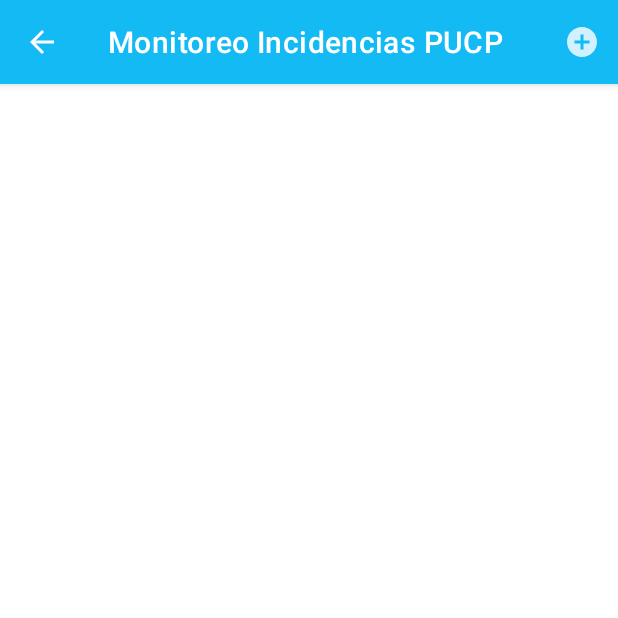
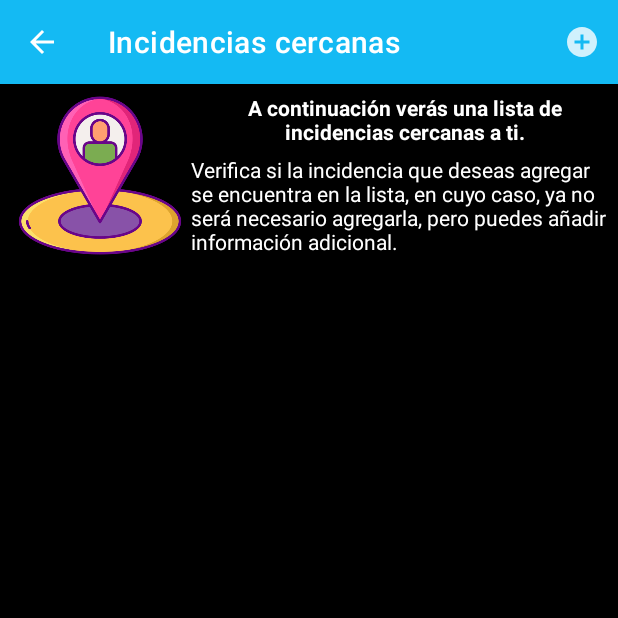
Before and after one commit to eddyrodriguezd/monitoreopucp, an Android app: the IncidenciasListActivity screen opened directly, with no data from a screen before it, on a phone screen of 412 x 824 dp, the top half of it. Run offline under Robolectric (Android 15) with nearby library versions, the phone set to English and light mode, and no system bars; our stand-ins replace Firebase (no records; nobody signed in at launch, a user with empty details on screens opened directly).

Commit message:
info en Incidencias Cercanas

```diff
--- a/app/src/main/java/com/monitoreopucp/IncidenciasListActivity.java
+++ b/app/src/main/java/com/monitoreopucp/IncidenciasListActivity.java
@@ -7,6 +7,7 @@ import androidx.annotation.Nullable;
 import androidx.appcompat.app.AppCompatActivity;
 import androidx.core.app.ActivityCompat;
 import androidx.core.content.ContextCompat;
+import androidx.recyclerview.widget.GridLayoutManager;
 import androidx.recyclerview.widget.LinearLayoutManager;
 import androidx.recyclerview.widget.RecyclerView;
 
@@ -112,6 +113,7 @@ public class IncidenciasListActivity extends AppCompatActivity implements DataLi
     protected void onCreate(Bundle savedInstanceState) {
         super.onCreate(savedInstanceState);
         setContentView(R.layout.activity_incidencias_list);
+        setTitle("Incidencias cercanas");
         currentLocation = new Location("gps");
 
         Intent intent = getIntent();
@@ -142,7 +144,7 @@ public class IncidenciasListActivity extends AppCompatActivity implements DataLi
 
     public void buildRecyclerView() {
         mRecyclerView = findViewById(R.id.recyclerViewIncidenciasList);
-        mRecyclerView.setLayoutManager(new LinearLayoutManager(IncidenciasListActivity.this));
+        mRecyclerView.setLayoutManager(/*new LinearLayoutManager(IncidenciasListActivity.this)*/new GridLayoutManager(this, 2));
         mRecyclerView.setHasFixedSize(true);
         mAdapter = new IncidenciasAdapter(mLista, mImages, IncidenciasListActivity.this);
         mRecyclerView.setAdapter(mAdapter);
--- a/app/src/main/res/layout/activity_incidencias_list.xml
+++ b/app/src/main/res/layout/activity_incidencias_list.xml
@@ -4,18 +4,56 @@
     xmlns:tools="http://schemas.android.com/tools"
     android:layout_width="match_parent"
     android:layout_height="match_parent"
-    tools:context=".IncidenciasListActivity">
+    tools:context=".IncidenciasListActivity"
+    android:background="@color/black">
 
     <androidx.recyclerview.widget.RecyclerView
         android:id="@+id/recyclerViewIncidenciasList"
-        android:layout_width="409dp"
-        android:layout_height="729dp"
-        android:layout_marginStart="1dp"
-        android:layout_marginTop="1dp"
-        android:layout_marginEnd="1dp"
-        android:layout_marginBottom="1dp"
+        android:layout_width="0dp"
+        android:layout_height="0dp"
+        android:layout_marginTop="8dp"
         app:layout_constraintBottom_toBottomOf="parent"
         app:layout_constraintEnd_toEndOf="parent"
+        app:layout_constraintHorizontal_bias="1.0"
         app:layout_constraintStart_toStartOf="parent"
-        app:layout_constraintTop_toTopOf="parent" />
+        app:layout_constraintTop_toBottomOf="@+id/imageViewNear" />
+
+    <ImageView
+        android:id="@+id/imageViewNear"
+        android:layout_width="121dp"
+        android:layout_height="110dp"
+        android:layout_marginStart="6dp"
+        android:layout_marginTop="6dp"
+        app:layout_constraintStart_toStartOf="parent"
+        app:layout_constraintTop_toTopOf="parent"
+        app:srcCompat="@drawable/near"
+        android:contentDescription="near" />
+
+    <TextView
+        android:id="@+id/textViewInfo1"
+        android:layout_width="0dp"
+        android:layout_height="wrap_content"
+        android:layout_marginStart="10dp"
+        android:layout_marginEnd="10dp"
+        android:text="@string/IncidenciasCercanasInfo1"
+        android:textAlignment="center"
+        android:textAppearance="@style/TextAppearance.AppCompat.Small"
+        android:textColor="#FFFFFF"
+        android:textStyle="bold"
+        app:layout_constraintEnd_toEndOf="parent"
+        app:layout_constraintHorizontal_bias="0.25"
+        app:layout_constraintStart_toEndOf="@+id/imageViewNear"
+        app:layout_constraintTop_toTopOf="@+id/imageViewNear" />
+
+    <TextView
+        android:id="@+id/textViewInfo2"
+        android:layout_width="0dp"
+        android:layout_height="wrap_content"
+        android:layout_marginTop="4dp"
+        android:text="@string/IncidenciasCercanasInfo2"
+        android:textColor="#FFFFFF"
+        app:layout_constraintBottom_toBottomOf="@+id/imageViewNear"
+        app:layout_constraintEnd_toEndOf="@+id/recyclerViewIncidenciasList"
+        app:layout_constraintStart_toEndOf="@+id/imageViewNear"
+        app:layout_constraintTop_toBottomOf="@+id/textViewInfo1" />
 </androidx.constraintlayout.widget.ConstraintLayout>
--- a/app/src/main/res/layout/item_rv_incidencia.xml
+++ b/app/src/main/res/layout/item_rv_incidencia.xml
@@ -1,32 +1,26 @@
 <?xml version="1.0" encoding="utf-8"?>
-<androidx.constraintlayout.widget.ConstraintLayout xmlns:android="http://schemas.android.com/apk/res/android"
+<LinearLayout xmlns:android="http://schemas.android.com/apk/res/android"
     xmlns:app="http://schemas.android.com/apk/res-auto"
     xmlns:tools="http://schemas.android.com/tools"
     android:layout_width="match_parent"
-    android:layout_height="wrap_content">
-
-    <LinearLayout
-        android:layout_width="409dp"
     android:layout_height="wrap_content"
-        android:layout_marginStart="1dp"
-        android:layout_marginTop="1dp"
     android:orientation="vertical"
-        app:layout_constraintBottom_toBottomOf="parent"
-        app:layout_constraintStart_toStartOf="parent"
-        app:layout_constraintTop_toTopOf="parent">
+    android:padding="8dp">
 
     <TextView
         android:id="@+id/item_rv_TituloIncidencia"
         android:layout_width="match_parent"
         android:layout_height="wrap_content"
+        android:background="@color/colorPrimaryDark"
+        android:maxLines="2"
         android:text="TextView"
-            android:textSize="24sp" />
+        android:textAlignment="center"
+        android:textAppearance="@style/TextAppearance.AppCompat.Medium"
+        android:textColor="@color/white" />
 
         <ImageView
             android:id="@+id/item_rv_ImagenIncidencia"
             android:layout_width="match_parent"
-            android:layout_height="wrap_content"
+            android:layout_height="100dp"
             android:scaleType="fitXY" />
-
 </LinearLayout>
-</androidx.constraintlayout.widget.ConstraintLayout>
--- a/app/src/main/res/values/strings.xml
+++ b/app/src/main/res/values/strings.xml
@@ -45,6 +45,8 @@
     <string name="Nueva_Anotacion_Titulo">Anotacion: </string>
     <string name="Nueva_Anotacion_Text_Hint">Escriba aqui su anotacion</string>
     <string name="Nueva_Anotacion_Incidencia">Incidencia: \n</string>
+    <string name="IncidenciasCercanasInfo1">A continuación verás una lista de incidencias cercanas a ti.</string>
+    <string name="IncidenciasCercanasInfo2">Verifica si la incidencia que deseas agregar se encuentra en la lista, en cuyo caso, ya no será necesario agregarla, pero puedes añadir información adicional.</string>
 
 
 </resources>
```
Also changed, not shown: app/src/main/res/drawable/near.png (added). Lines whose indentation alone changed are shown as unchanged.
